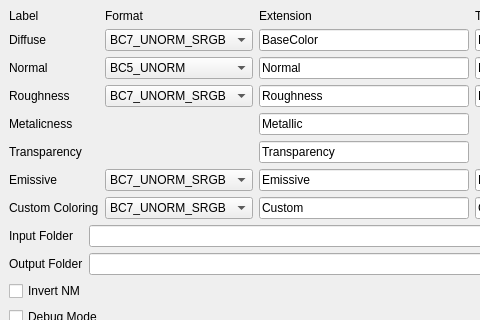
The window that mainWindow.ui (AsteriskAmpersand/MHW-Texture-Tools) describes before a commit, drawn with Qt 5; both pictures show x 0 to 480 and y 0 to 320 of the 1192 by 817 pixel window.
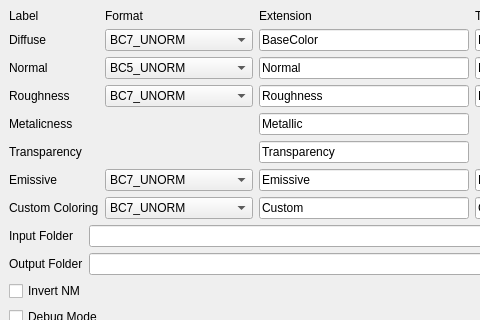
The same window after the commit.

```diff
--- a/mainWindow.ui
+++ b/mainWindow.ui
@@ -74,10 +74,10 @@
             <item row="1" column="1">
              <widget class="QComboBox" name="fBML">
               <property name="currentText">
-               <string>BC7_UNORM_SRGB</string>
+               <string>BC7_UNORM</string>
               </property>
               <property name="currentIndex">
-               <number>3</number>
+               <number>2</number>
               </property>
               <item>
                <property name="text">
@@ -111,10 +111,10 @@
             <item row="7" column="1">
              <widget class="QComboBox" name="fCMM">
               <property name="currentText">
-               <string>BC7_UNORM_SRGB</string>
+               <string>BC7_UNORM</string>
               </property>
               <property name="currentIndex">
-               <number>3</number>
+               <number>2</number>
               </property>
               <item>
                <property name="text">
@@ -148,10 +148,10 @@
             <item row="6" column="1">
              <widget class="QComboBox" name="fEM">
               <property name="currentText">
-               <string>BC7_UNORM_SRGB</string>
+               <string>BC7_UNORM</string>
               </property>
               <property name="currentIndex">
-               <number>3</number>
+               <number>2</number>
               </property>
               <item>
                <property name="text">
@@ -296,10 +296,10 @@
             <item row="3" column="1">
              <widget class="QComboBox" name="fRMT">
               <property name="currentText">
-               <string>BC7_UNORM_SRGB</string>
+               <string>BC7_UNORM</string>
               </property>
               <property name="currentIndex">
-               <number>3</number>
+               <number>2</number>
               </property>
               <item>
                <property name="text">
```
